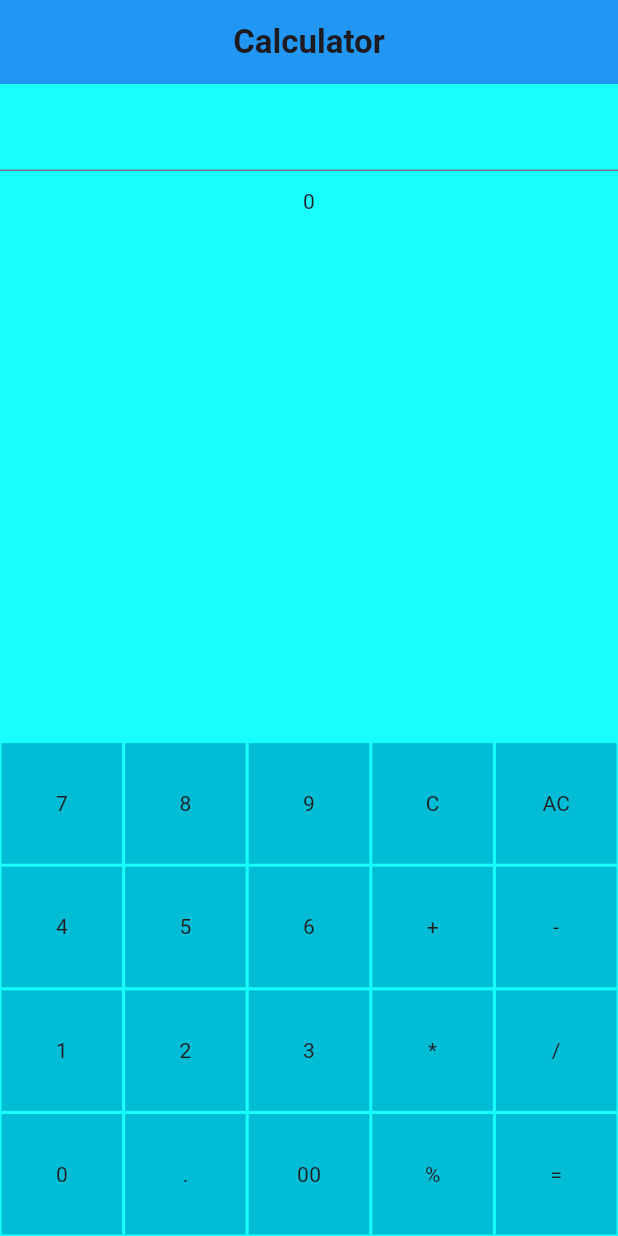
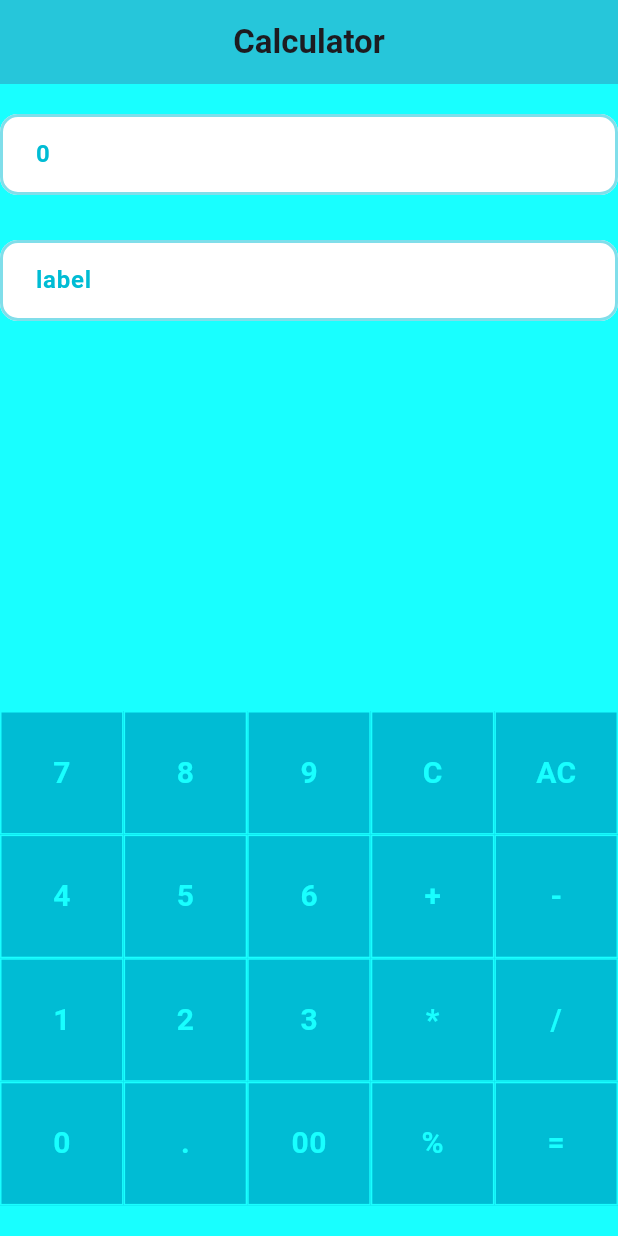
Before and after one commit to Ybouali/mobile, a Flutter app: the screen it shows after launch, on a phone screen of 412 x 824 dp. Run offline on Flutter 3.47's test engine with Material 3 defaults, Android fonts, the phone set to English and light mode, and no system bars; our stand-ins replace logger.

Commit message:
ex02 just need some update on the ui , working on it

```diff
--- a/module-0/ex02/lib/pages/home_screen.dart
+++ b/module-0/ex02/lib/pages/home_screen.dart
@@ -1,6 +1,8 @@
 // import 'package:ex02/pages/widgets/grid_widget.dart';
-import 'package:ex02/pages/widgets/custume_button.dart';
+import 'package:ex02/pages/widgets/custome_button.dart';
+import 'package:ex02/pages/widgets/custome_test_field.dart';
 import 'package:flutter/material.dart';
+import 'package:logger/logger.dart';
 
 class HomeScreen extends StatelessWidget {
   HomeScreen({super.key});
@@ -30,10 +32,12 @@ class HomeScreen extends StatelessWidget {
 
   @override
   Widget build(BuildContext context) {
+    final logger = Logger();
+
     return Scaffold(
       backgroundColor: Colors.cyanAccent,
       appBar: AppBar(
-        backgroundColor: Colors.blue.shade500,
+        backgroundColor: Colors.cyan.shade400,
         title: Center(
           child: Text(
             "Calculator",
@@ -51,25 +55,43 @@ class HomeScreen extends StatelessWidget {
                     children: [
                       const SizedBox(height: 10),
                       // Text Field for the input
-                      TextField(),
+                      CustomeTestField(label: "0"),
 
                       const SizedBox(height: 10),
                       // Text Field for the output
-                      Text("0"),
+                      CustomeTestField(label: "label"),
                     ],
                   ),
 
+                  const SizedBox(height: 10),
+
                   // Grid for the buttons
-                  GridView.count(
+                  Flexible(
+                    child: SizedBox(
+                      height: orientation == Orientation.portrait ? 350 : 200,
+                      child: Scrollbar(
+                        child: GridView.count(
                           shrinkWrap: true,
-                    physics: NeverScrollableScrollPhysics(),
-                    crossAxisCount: orientation == Orientation.portrait ? 5 : 8,
+                          physics:
+                              orientation == Orientation.portrait
+                                  ? NeverScrollableScrollPhysics()
+                                  : BouncingScrollPhysics(),
+                          crossAxisCount:
+                              orientation == Orientation.portrait ? 5 : 5,
                           childAspectRatio:
                               orientation == Orientation.portrait ? 1 : 1.5,
                           children:
                               keys.map((val) {
-                          return CustumeButton(name: val, onTap: () {});
+                                return CustomeButton(
+                                  name: val,
+                                  onTap: () {
+                                    logger.i("button presed :$val");
+                                  },
+                                );
                               }).toList(),
+                        ),
+                      ),
+                    ),
                   ),
                 ],
               ),
--- /dev/null
+++ b/module-0/ex02/lib/pages/widgets/custome_button.dart
@@ -0,0 +1,34 @@
+import 'package:flutter/material.dart';
+
+class CustomeButton extends StatelessWidget {
+  final String name;
+  final VoidCallback onTap;
+
+  const CustomeButton({super.key, required this.name, required this.onTap});
+
+  @override
+  Widget build(BuildContext context) {
+    return Material(
+      color: Colors.cyan,
+      child: InkWell(
+        onTap: onTap,
+        splashColor: Colors.cyan.shade700,
+        child: Container(
+          decoration: BoxDecoration(
+            border: Border.all(width: 1, color: Colors.cyanAccent),
+          ),
+          child: Center(
+            child: Text(
+              name,
+              style: const TextStyle(
+                color: Colors.cyanAccent,
+                fontWeight: FontWeight.bold,
+                fontSize: 20,
+              ),
+            ),
+          ),
+        ),
+      ),
+    );
+  }
+}
--- /dev/null
+++ b/module-0/ex02/lib/pages/widgets/custome_test_field.dart
@@ -0,0 +1,45 @@
+import 'package:flutter/material.dart';
+
+class CustomeTestField extends StatelessWidget {
+  final String label;
+  final TextEditingController? controller;
+  const CustomeTestField({super.key, required this.label, this.controller});
+
+  @override
+  Widget build(BuildContext context) {
+    return Container(
+      margin: const EdgeInsets.symmetric(vertical: 10),
+      child: TextField(
+        controller: controller,
+        textAlign: TextAlign.right,
+        decoration: InputDecoration(
+          labelText: label,
+          labelStyle: TextStyle(
+            color: Colors.cyan,
+            fontWeight: FontWeight.bold,
+          ),
+          hintText: label,
+          hintStyle: TextStyle(color: Colors.grey.shade600),
+          fillColor: Colors.white,
+          filled: true,
+          contentPadding: const EdgeInsets.symmetric(
+            horizontal: 20,
+            vertical: 15,
+          ),
+          border: OutlineInputBorder(
+            borderRadius: BorderRadius.circular(12),
+            borderSide: BorderSide(color: Colors.cyan.shade200, width: 2),
+          ),
+          focusedBorder: OutlineInputBorder(
+            borderRadius: BorderRadius.circular(12),
+            borderSide: BorderSide(color: Colors.cyan.shade400, width: 2),
+          ),
+          enabledBorder: OutlineInputBorder(
+            borderRadius: BorderRadius.circular(12),
+            borderSide: BorderSide(color: Colors.cyan.shade200, width: 2),
+          ),
+        ),
+      ),
+    );
+  }
+}
--- a/module-0/ex02/lib/pages/widgets/custume_button.dart
+++ /dev/null
@@ -1,22 +0,0 @@
-import 'package:flutter/material.dart';
-
-class CustumeButton extends StatelessWidget {
-  final String name;
-  final VoidCallback onTap;
-
-  const CustumeButton({super.key, required this.name, required this.onTap});
-
-  @override
-  Widget build(BuildContext context) {
-    return GestureDetector(
-      onTap: onTap,
-      child: Container(
-        decoration: BoxDecoration(
-          color: Colors.cyan,
-          border: Border.all(width: 1, color: Colors.cyanAccent),
-        ),
-        child: Center(child: Text(name)),
-      ),
-    );
-  }
-}
--- a/module-0/ex02/lib/pages/widgets/grid_widget.dart
+++ b/module-0/ex02/lib/pages/widgets/grid_widget.dart
@@ -1,4 +1,4 @@
-import 'package:ex02/pages/widgets/custume_button.dart';
+import 'package:ex02/pages/widgets/custome_button.dart';
 import 'package:flutter/material.dart';
 
 class GridWidget extends StatelessWidget {
@@ -38,7 +38,7 @@ class GridWidget extends StatelessWidget {
         childAspectRatio: 1.0,
       ),
       itemBuilder: (context, index) {
-        return CustumeButton(name: keys[index], onTap: () {});
+        return CustomeButton(name: keys[index], onTap: () {});
       },
     );
   }
--- a/module-0/ex02/pubspec.yaml
+++ b/module-0/ex02/pubspec.yaml
@@ -34,6 +34,7 @@ dependencies:
   # The following adds the Cupertino Icons font to your application.
   # Use with the CupertinoIcons class for iOS style icons.
   cupertino_icons: ^1.0.8
+  logger: ^2.5.0
 
 dev_dependencies:
   flutter_test:
```
Also changed, not shown: module-0/ex02/pubspec.lock. Lines whose indentation alone changed are shown as unchanged.
